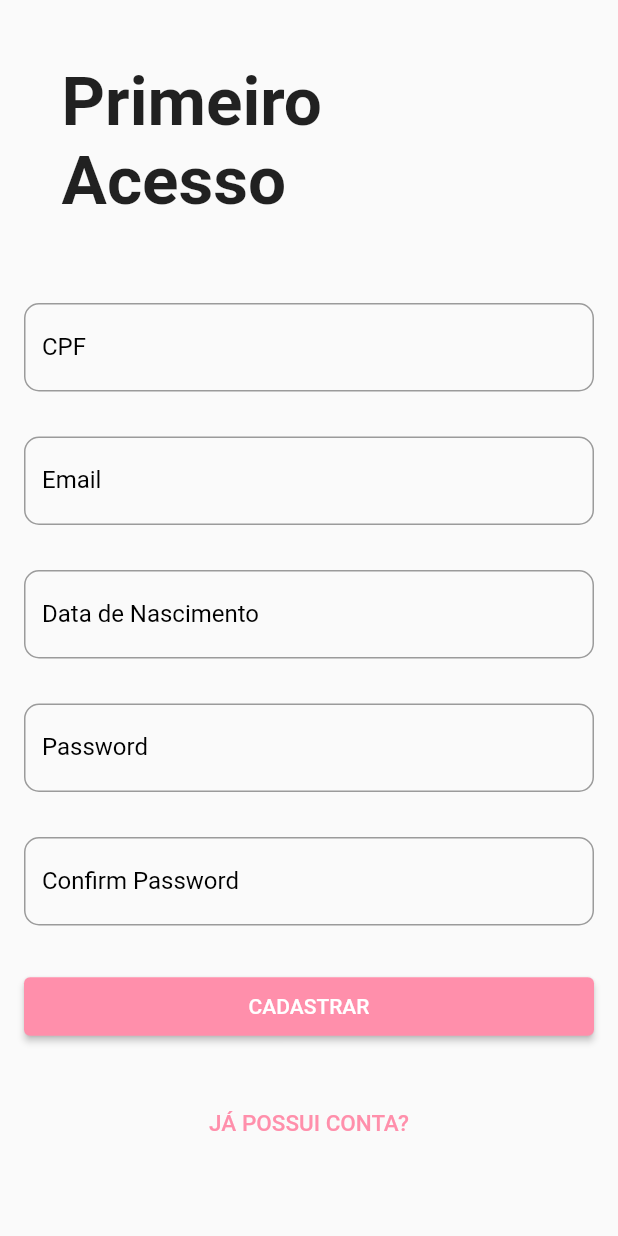
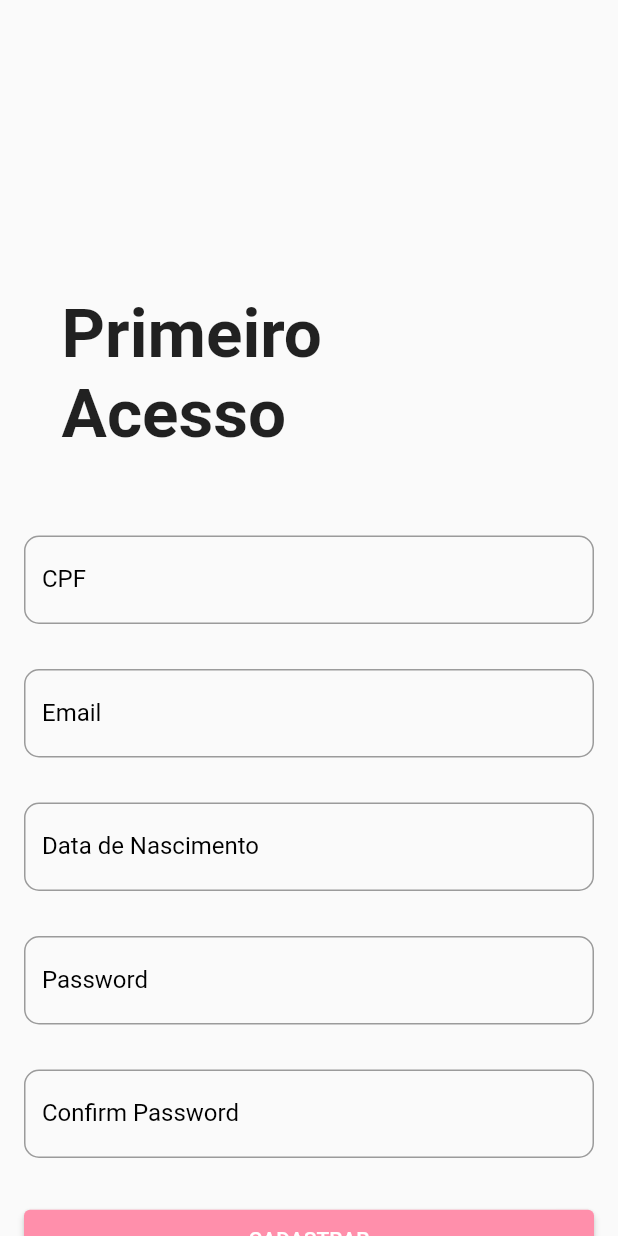
Before and after one commit to PedroPrazz/prognosticare, a Flutter app: the screen it shows after launch, after a tap on "PRIMEIRO ACESSO?", on a phone screen of 412 x 824 dp. Run offline on Flutter 3.47's test engine with Material 2 defaults, Android fonts, the phone set to English and light mode, and no system bars; our stand-ins replace brasil_fields, get.

Commit message:
alterações de layout

```diff
--- a/lib/cadastro.dart
+++ b/lib/cadastro.dart
@@ -51,6 +51,7 @@ class _CadastroPageState extends State<CadastroPage> {
   Widget build(BuildContext context) {
     return Scaffold(
       body: SingleChildScrollView(
+        child: Center(
           child: Padding(
             padding: const EdgeInsets.all(16.0),
             child: Form(
@@ -58,7 +59,7 @@ class _CadastroPageState extends State<CadastroPage> {
               child: Column(
                 children: [
                   Container(
-                    margin: EdgeInsets.all(25),
+                      margin: EdgeInsets.only(top: 180, left: 25, right: 25, bottom: 25),
                       child: Text(
                         'Primeiro Acesso',
                         style:
@@ -97,7 +98,9 @@ class _CadastroPageState extends State<CadastroPage> {
                     ),
                   ),
                   SizedBox(height: 30),
-                TextFormField(
+                  Container(
+                    width: 500,
+                    child: TextFormField(
                       decoration: InputDecoration(
                           labelText: 'Email',
                           labelStyle: TextStyle(color: Colors.black),
@@ -120,8 +123,11 @@ class _CadastroPageState extends State<CadastroPage> {
                         });
                       },
                     ),
+                  ),
                   SizedBox(height: 30),
-                TextFormField(
+                  Container(
+                    width: 500,
+                    child: TextFormField(
                       inputFormatters: [
                         FilteringTextInputFormatter.digitsOnly,
                         DataInputFormatter(),
@@ -148,8 +154,11 @@ class _CadastroPageState extends State<CadastroPage> {
                         });
                       },
                     ),
+                  ),
                   SizedBox(height: 30),
-                TextFormField(
+                  Container(
+                    width: 500,
+                    child: TextFormField(
                       decoration: InputDecoration(
                           labelText: 'Password',
                           labelStyle: TextStyle(color: Colors.black),
@@ -173,8 +182,11 @@ class _CadastroPageState extends State<CadastroPage> {
                         });
                       },
                     ),
+                  ),
                   SizedBox(height: 30),
-                TextFormField(
+                  Container(
+                    width: 500,
+                    child: TextFormField(
                       decoration: InputDecoration(
                           labelText: 'Confirm Password',
                           labelStyle: TextStyle(color: Colors.black),
@@ -199,6 +211,7 @@ class _CadastroPageState extends State<CadastroPage> {
                           _confirmPassword = value;
                         });
                       },
+                    ),
                   ),
                   SizedBox(height: 30),
                   ElevatedButton(
@@ -250,7 +263,7 @@ class _CadastroPageState extends State<CadastroPage> {
                       alignment: Alignment.center,
                     ),
                     child: Container(
-                      width: 500,
+                        width: 465,
                         height: 39,
                         child: Center(child: Text('CADASTRAR'))),
                   ),
@@ -275,6 +288,7 @@ class _CadastroPageState extends State<CadastroPage> {
             ),
           ),
         ),
+      ),
     );
   }
 }
--- a/lib/home.dart
+++ b/lib/home.dart
@@ -6,11 +6,7 @@ class HomePage extends StatelessWidget {
   final String? password;
   final String? datanasc;
 
-  HomePage(
-      {this.cpf,
-       this.email,
-       this.password,
-       this.datanasc});
+  HomePage({this.cpf, this.email, this.password, this.datanasc});
 
   @override
   Widget build(BuildContext context) {
--- a/lib/login.dart
+++ b/lib/login.dart
@@ -28,10 +28,7 @@ class LoginPage extends StatelessWidget {
 
         print('AQUI é o ID PESSOA: ' + dados['pessoaEntity']);
 
-        getFindById(id){
-
-
-        }
+        getFindById(id) {}
 
         Navigator.push(
           context,
@@ -54,12 +51,13 @@ class LoginPage extends StatelessWidget {
     return Scaffold(
         body: SingleChildScrollView(
       reverse: true,
+      child: Center(
         child: Padding(
             padding: const EdgeInsets.all(16.0),
             child: Form(
                 child: Column(children: [
               Container(
-                margin: EdgeInsets.all(25),
+                  margin: EdgeInsets.only(top: 180, left: 25, right: 25, bottom: 25),
                   child: Text(
                     'Login',
                     style: TextStyle(fontSize: 37, fontWeight: FontWeight.bold),
@@ -93,7 +91,9 @@ class LoginPage extends StatelessWidget {
                 ),
               ),
               SizedBox(height: 30),
-            TextFormField(
+              Container(
+                width: 500,
+                child: TextFormField(
                   controller: _senha,
                   decoration: InputDecoration(
                       labelText: 'Senha',
@@ -101,8 +101,8 @@ class LoginPage extends StatelessWidget {
                       border: OutlineInputBorder(
                           borderRadius: BorderRadius.circular(10)),
                       focusedBorder: OutlineInputBorder(
-                      borderSide:
-                          BorderSide(color: Color.fromRGBO(255, 143, 171, 1)))),
+                          borderSide: BorderSide(
+                              color: Color.fromRGBO(255, 143, 171, 1)))),
                   cursorColor: Color.fromRGBO(255, 143, 171, 1),
                   validator: (value) {
                     if (value == null || value.isEmpty) {
@@ -117,6 +117,7 @@ class LoginPage extends StatelessWidget {
                   //   });
                   // },
                 ),
+              ),
               SizedBox(height: 30),
               ElevatedButton(
                 onPressed: () {
@@ -129,7 +130,9 @@ class LoginPage extends StatelessWidget {
                   alignment: Alignment.center,
                 ),
                 child: Container(
-                  width: 500, height: 39, child: Center(child: Text('ENTRAR'))),
+                    width: 465,
+                    height: 39,
+                    child: Center(child: Text('ENTRAR'))),
               ),
               SizedBox(height: 30),
               TextButton(
@@ -164,6 +167,7 @@ class LoginPage extends StatelessWidget {
                 ),
               )
             ]))),
+      ),
     ));
   }
 }
```
Also changed, not shown: lib/api.dart (+10 -6 lines), lib/recuperarsenha.dart (+8 -10 lines), lib/senhanova.dart (+10 -10 lines). Lines whose indentation alone changed are shown as unchanged.
